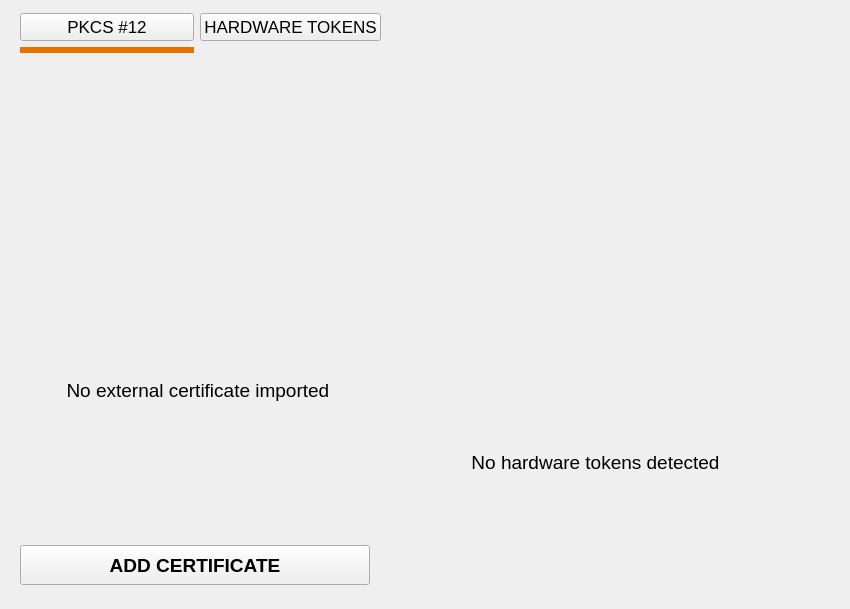
Above: ui_files/page_3.ui from tessanix/Qt_vpn_interface before the change. Below: the same form after it.
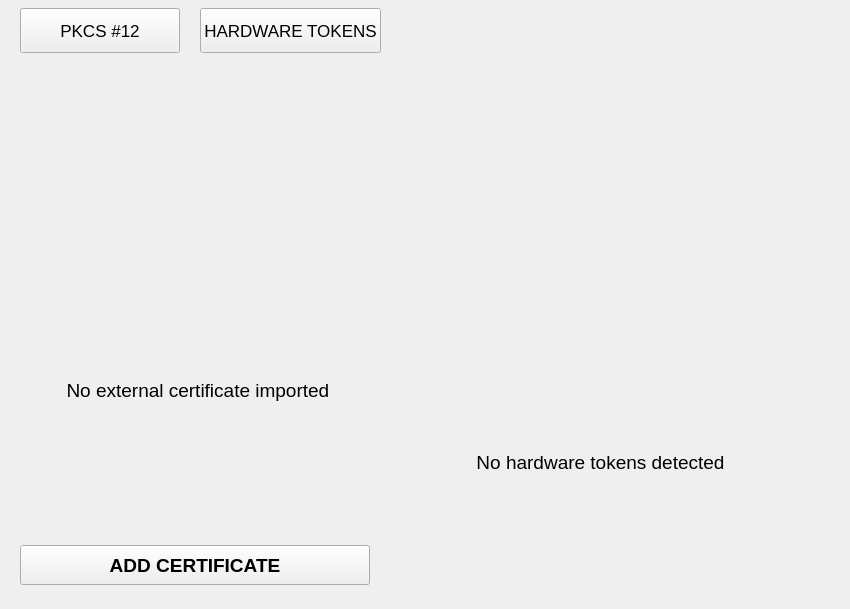
That is the form after the change. Icons and pictures are not drawn.

Diff of the .ui file:
```diff
--- a/ui_files/page_3.ui
+++ b/ui_files/page_3.ui
@@ -24,107 +24,6 @@
   <property name="windowTitle">
    <string>Form</string>
   </property>
-  <widget class="QWidget" name="verticalLayoutWidget">
-   <property name="geometry">
-    <rect>
-     <x>0</x>
-     <y>0</y>
-     <width>401</width>
-     <height>61</height>
-    </rect>
-   </property>
-   <layout class="QVBoxLayout" name="url_subpage_layout">
-    <property name="topMargin">
-     <number>5</number>
-    </property>
-    <property name="bottomMargin">
-     <number>0</number>
-    </property>
-    <item>
-     <layout class="QGridLayout" name="gridLayout">
-      <property name="leftMargin">
-       <number>20</number>
-      </property>
-      <property name="rightMargin">
-       <number>20</number>
-      </property>
-      <item row="1" column="0">
-       <widget class="QWidget" name="sub_widget_pkcs" native="true">
-        <property name="sizePolicy">
-         <sizepolicy hsizetype="Preferred" vsizetype="Fixed">
-          <horstretch>0</horstretch>
-          <verstretch>0</verstretch>
-         </sizepolicy>
-        </property>
-        <property name="minimumSize">
-         <size>
-          <width>0</width>
-          <height>6</height>
-         </size>
-        </property>
-        <property name="maximumSize">
-         <size>
-          <width>16777215</width>
-          <height>6</height>
-         </size>
-        </property>
-        <property name="styleSheet">
-         <string notr="true">background-color: rgb(230, 115, 0);</string>
-        </property>
-       </widget>
-      </item>
-      <item row="1" column="1">
-       <widget class="QWidget" name="sub_widget_hardware" native="true">
-        <property name="sizePolicy">
-         <sizepolicy hsizetype="Preferred" vsizetype="Fixed">
-          <horstretch>0</horstretch>
-          <verstretch>0</verstretch>
-         </sizepolicy>
-        </property>
-        <property name="minimumSize">
-         <size>
-          <width>0</width>
-          <height>6</height>
-         </size>
-        </property>
-        <property name="maximumSize">
-         <size>
-          <width>16777215</width>
-          <height>6</height>
-         </size>
-        </property>
-       </widget>
-      </item>
-      <item row="0" column="0">
-       <widget class="QPushButton" name="show_subpage_pkcs_button">
-        <property name="font">
-         <font>
-          <family>Segoe UI</family>
-          <pointsize>13</pointsize>
-         </font>
-        </property>
-        <property name="text">
-         <string>PKCS #12</string>
-        </property>
-       </widget>
-      </item>
-      <item row="0" column="1">
-       <widget class="QPushButton" name="show_subpage_hardware_button">
-        <property name="font">
-         <font>
-          <family>Segoe UI</family>
-          <pointsize>13</pointsize>
-         </font>
-        </property>
-        <property name="text">
-         <string>HARDWARE TOKENS</string>
-        </property>
-       </widget>
-      </item>
-     </layout>
-    </item>
-   </layout>
-  </widget>
   <widget class="QWidget" name="slider_container_widget" native="true">
    <property name="geometry">
     <rect>
@@ -352,7 +251,7 @@
          <rect>
           <x>0</x>
           <y>-10</y>
-          <width>391</width>
+          <width>401</width>
           <height>551</height>
          </rect>
         </property>
@@ -463,6 +362,77 @@
     </layout>
    </widget>
   </widget>
+  <widget class="QWidget" name="horizontalLayoutWidget_2">
+   <property name="geometry">
+    <rect>
+     <x>0</x>
+     <y>0</y>
+     <width>401</width>
+     <height>61</height>
+    </rect>
+   </property>
+   <layout class="QHBoxLayout" name="horizontalLayout_2">
+    <property name="spacing">
+     <number>20</number>
+    </property>
+    <property name="leftMargin">
+     <number>20</number>
+    </property>
+    <property name="rightMargin">
+     <number>20</number>
+    </property>
+    <item>
+     <widget class="QPushButton" name="show_subpage_pkcs_button">
+      <property name="minimumSize">
+       <size>
+        <width>0</width>
+        <height>45</height>
+       </size>
+      </property>
+      <property name="maximumSize">
+       <size>
+        <width>16777215</width>
+        <height>45</height>
+       </size>
+      </property>
+      <property name="font">
+       <font>
+        <family>Segoe UI</family>
+        <pointsize>13</pointsize>
+       </font>
+      </property>
+      <property name="text">
+       <string>PKCS #12</string>
+      </property>
+     </widget>
+    </item>
+    <item>
+     <widget class="QPushButton" name="show_subpage_hardware_button">
+      <property name="sizePolicy">
+       <sizepolicy hsizetype="Minimum" vsizetype="Fixed">
+        <horstretch>0</horstretch>
+        <verstretch>45</verstretch>
+       </sizepolicy>
+      </property>
+      <property name="maximumSize">
+       <size>
+        <width>16777215</width>
+        <height>45</height>
+       </size>
+      </property>
+      <property name="font">
+       <font>
+        <family>Segoe UI</family>
+        <pointsize>13</pointsize>
+       </font>
+      </property>
+      <property name="text">
+       <string>HARDWARE TOKENS</string>
+      </property>
+     </widget>
+    </item>
+   </layout>
+  </widget>
   <action name="action_move_widget1">
    <property name="text">
     <string>move_widget1</string>
```
